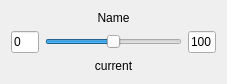
Before: the Qt Designer form LabeledSlider.ui in daviddoria/Widgets, drawn with Qt 5.
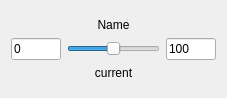
After: the same form once the commit is applied.

Diff of the .ui file:
```diff
--- a/LabeledSlider.ui
+++ b/LabeledSlider.ui
@@ -7,15 +7,65 @@
     <x>0</x>
     <y>0</y>
     <width>227</width>
-    <height>64</height>
+    <height>98</height>
    </rect>
   </property>
   <property name="windowTitle">
    <string>Form</string>
   </property>
-  <layout class="QGridLayout" name="gridLayout" columnstretch="1,5,1">
-   <item row="2" column="1">
+  <layout class="QVBoxLayout" name="verticalLayout">
+   <item>
+    <spacer name="verticalSpacer_2">
+     <property name="orientation">
+      <enum>Qt::Vertical</enum>
+     </property>
+     <property name="sizeHint" stdset="0">
+      <size>
+       <width>20</width>
+       <height>40</height>
+      </size>
+     </property>
+    </spacer>
+   </item>
+   <item>
+    <widget class="QLabel" name="lblName">
+     <property name="text">
+      <string>Name</string>
+     </property>
+     <property name="alignment">
+      <set>Qt::AlignCenter</set>
+     </property>
+    </widget>
+   </item>
+   <item>
+    <layout class="QHBoxLayout" name="horizontalLayout">
+     <item>
+      <widget class="QLineEdit" name="txtMin">
+       <property name="sizePolicy">
+        <sizepolicy hsizetype="Preferred" vsizetype="Fixed">
+         <horstretch>0</horstretch>
+         <verstretch>0</verstretch>
+        </sizepolicy>
+       </property>
+       <property name="maximumSize">
+        <size>
+         <width>50</width>
+         <height>16777215</height>
+        </size>
+       </property>
+       <property name="text">
+        <string>0</string>
+       </property>
+      </widget>
+     </item>
+     <item>
     <widget class="QSlider" name="horizontalSlider">
+       <property name="sizePolicy">
+        <sizepolicy hsizetype="Preferred" vsizetype="Fixed">
+         <horstretch>0</horstretch>
+         <verstretch>0</verstretch>
+        </sizepolicy>
+       </property>
      <property name="maximum">
       <number>100</number>
      </property>
@@ -27,43 +77,38 @@
      </property>
     </widget>
    </item>
-   <item row="3" column="1">
-    <widget class="QLabel" name="lblCurrent">
-     <property name="text">
-      <string>current</string>
-     </property>
-     <property name="alignment">
-      <set>Qt::AlignCenter</set>
-     </property>
-    </widget>
-   </item>
-   <item row="2" column="2">
+     <item>
     <widget class="QLineEdit" name="txtMax">
      <property name="sizePolicy">
-      <sizepolicy hsizetype="Maximum" vsizetype="Fixed">
+        <sizepolicy hsizetype="Preferred" vsizetype="Fixed">
        <horstretch>0</horstretch>
        <verstretch>0</verstretch>
       </sizepolicy>
      </property>
+       <property name="maximumSize">
+        <size>
+         <width>50</width>
+         <height>16777215</height>
+        </size>
+       </property>
      <property name="text">
       <string>100</string>
      </property>
     </widget>
    </item>
-   <item row="2" column="0">
-    <widget class="QLineEdit" name="txtMin">
-     <property name="sizePolicy">
-      <sizepolicy hsizetype="Maximum" vsizetype="Fixed">
-       <horstretch>0</horstretch>
-       <verstretch>0</verstretch>
-      </sizepolicy>
-     </property>
+    </layout>
+   </item>
+   <item>
+    <widget class="QLabel" name="lblCurrent">
      <property name="text">
-      <string>0</string>
+      <string>current</string>
+     </property>
+     <property name="alignment">
+      <set>Qt::AlignCenter</set>
      </property>
     </widget>
    </item>
-   <item row="4" column="1">
+   <item>
     <spacer name="verticalSpacer">
      <property name="orientation">
       <enum>Qt::Vertical</enum>
@@ -76,29 +121,6 @@
      </property>
     </spacer>
    </item>
-   <item row="0" column="1">
-    <spacer name="verticalSpacer_2">
-     <property name="orientation">
-      <enum>Qt::Vertical</enum>
-     </property>
-     <property name="sizeHint" stdset="0">
-      <size>
-       <width>20</width>
-       <height>40</height>
-      </size>
-     </property>
-    </spacer>
-   </item>
-   <item row="1" column="1">
-    <widget class="QLabel" name="lblName">
-     <property name="text">
-      <string>Name</string>
-     </property>
-     <property name="alignment">
-      <set>Qt::AlignCenter</set>
-     </property>
-    </widget>
-   </item>
   </layout>
  </widget>
  <resources/>
```
Lines whose indentation alone changed are shown as unchanged.
